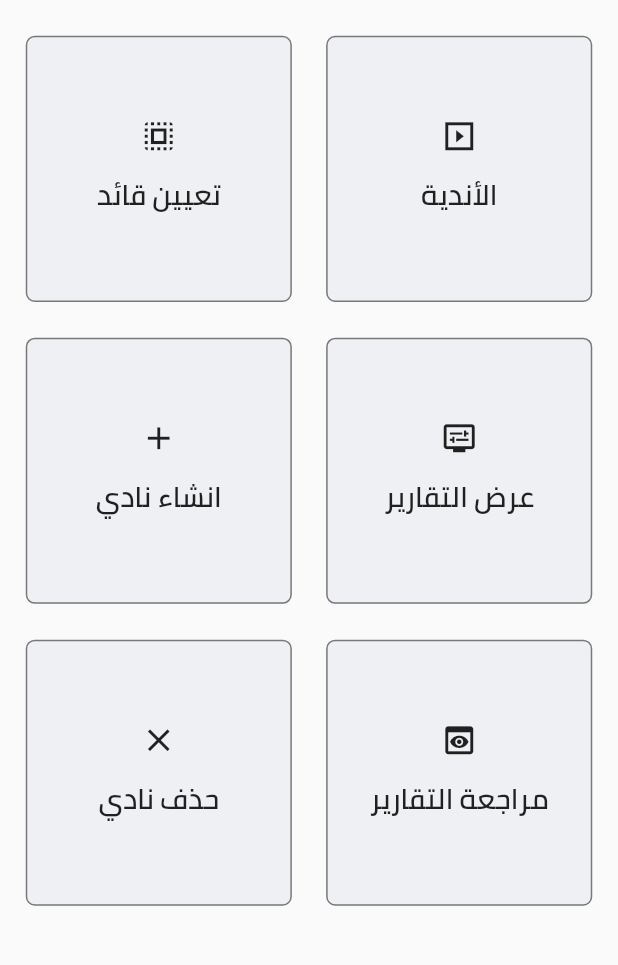
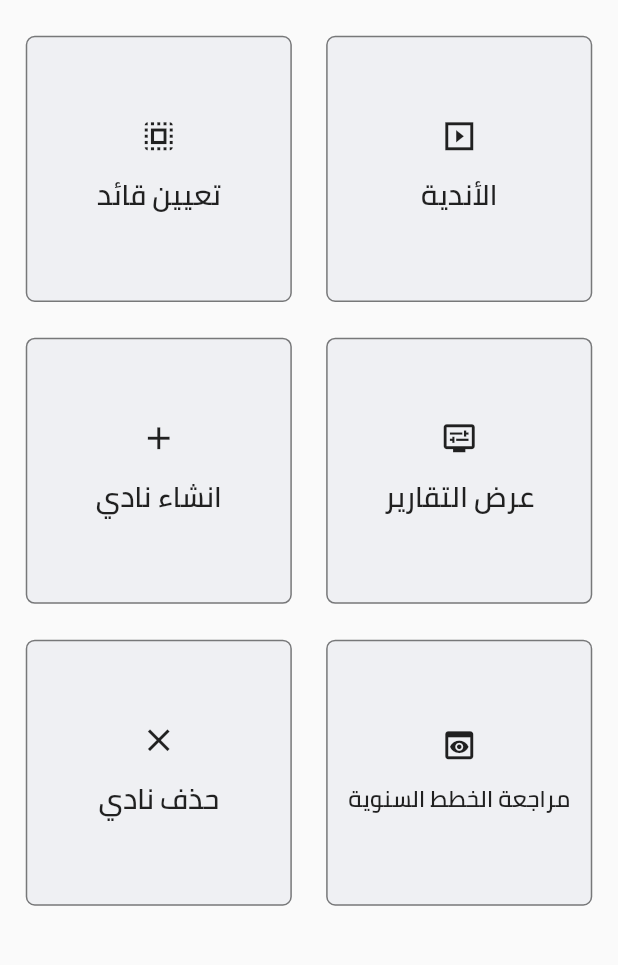
Before and after one commit to RaghadAlsharif5/Bader_Dashborad, a Flutter app: the DashboardScreen screen opened by its route, on a phone screen of 412 x 824 dp, the part 84-1049 px from its top. Run offline on Flutter 3.47's test engine with Material 2 defaults, Android fonts, the phone set to English and light mode, and no system bars; our stand-ins replace bloc, cloud_firestore, firebase_auth, firebase_core, flutter_bloc, flutter_screenutil and 3 more; accounts and stored records are empty.

Commit message:
update home page

```diff
--- a/lib/view/screens/review_reports_screen.dart
+++ b/lib/view/screens/review_reports_screen.dart
@@ -45,7 +45,7 @@ class ReviewReportsScreen extends StatelessWidget {
           },
           builder: (context, state) {
             return Scaffold(
-                appBar: AppBar(title: const Text("مراجعة التقارير")),
+                appBar: AppBar(title: const Text("مراجعة الخطط السنوية")),
                 body: Padding(
                     padding:
                         EdgeInsets.symmetric(horizontal: 12.w, vertical: 12.h),
--- a/lib/view_model/dashboard_cubit/dashboard_cubit.dart
+++ b/lib/view_model/dashboard_cubit/dashboard_cubit.dart
@@ -86,7 +86,7 @@ class DashBoardCubit extends Cubit<DashBoardStates> {
     CategoryModel(
         title: "انشاء نادي", iconData: Icons.add, routeName: "create_Club"),
     CategoryModel(
-        title: "مراجعة التقارير",
+        title: "مراجعة الخطط السنوية",
         iconData: Icons.preview,
         routeName: "review_Reports"),
     CategoryModel(
```
